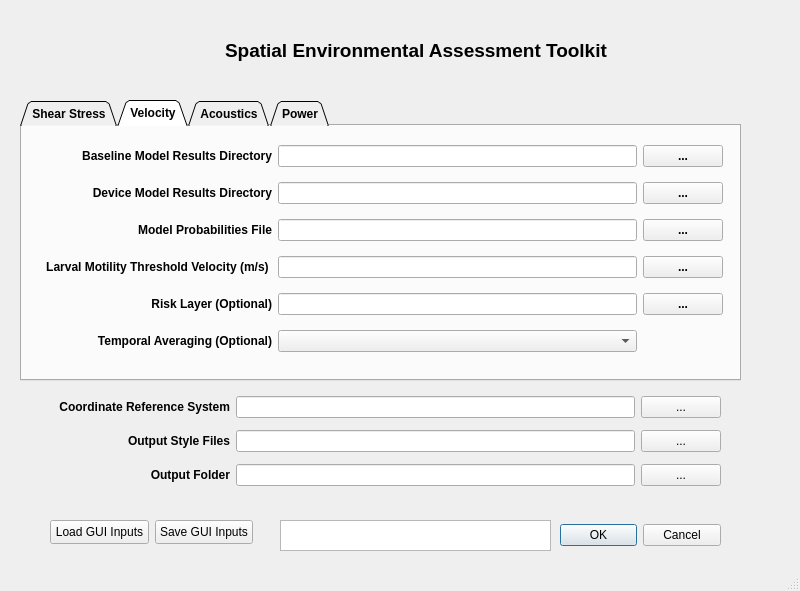
Before: the Qt Designer form seat/stressor_receptor_calc_dialog_base.ui in sandialabs/seat-qgis-plugin, drawn with Qt 5.
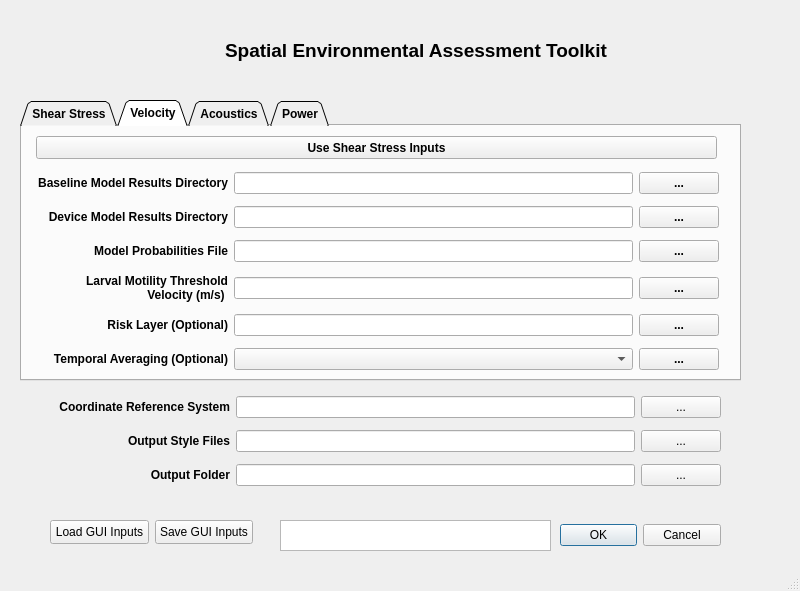
After: the same form once the commit is applied. The open tabs and pages were chosen to show the change. Icons and pictures are not drawn.

Commit message: option to copy shear to velocity file inputs

Patch:
```diff
--- a/seat/stressor_receptor_calc_dialog_base.ui
+++ b/seat/stressor_receptor_calc_dialog_base.ui
@@ -318,16 +318,29 @@
     <attribute name="title">
      <string>Velocity</string>
     </attribute>
+    <widget class="QPushButton" name="copy_shear_to_velocity_button">
+     <property name="geometry">
+      <rect>
+       <x>14</x>
+       <y>10</y>
+       <width>681</width>
+       <height>23</height>
+      </rect>
+     </property>
+     <property name="text">
+      <string>Use Shear Stress Inputs</string>
+     </property>
+    </widget>
     <widget class="QWidget" name="">
      <property name="geometry">
       <rect>
-       <x>10</x>
-       <y>10</y>
-       <width>691</width>
-       <height>231</height>
+       <x>16</x>
+       <y>40</y>
+       <width>681</width>
+       <height>211</height>
       </rect>
      </property>
-     <layout class="QGridLayout" name="gridLayout_3" columnstretch="2,3,0">
+     <layout class="QGridLayout" name="gridLayout_6">
       <item row="0" column="0">
        <widget class="QLabel" name="label_25">
         <property name="toolTip">
@@ -447,6 +460,13 @@
       <item row="5" column="1">
        <widget class="QComboBox" name="velocity_averaging_combobox"/>
       </item>
+      <item row="5" column="2">
+       <widget class="QPushButton" name="velocity_risk_pushButton_2">
+        <property name="text">
+         <string>...</string>
+        </property>
+       </widget>
+      </item>
      </layout>
     </widget>
    </widget>
```
Left out of the diff: 2 changed lines with no effect on the pictures.
